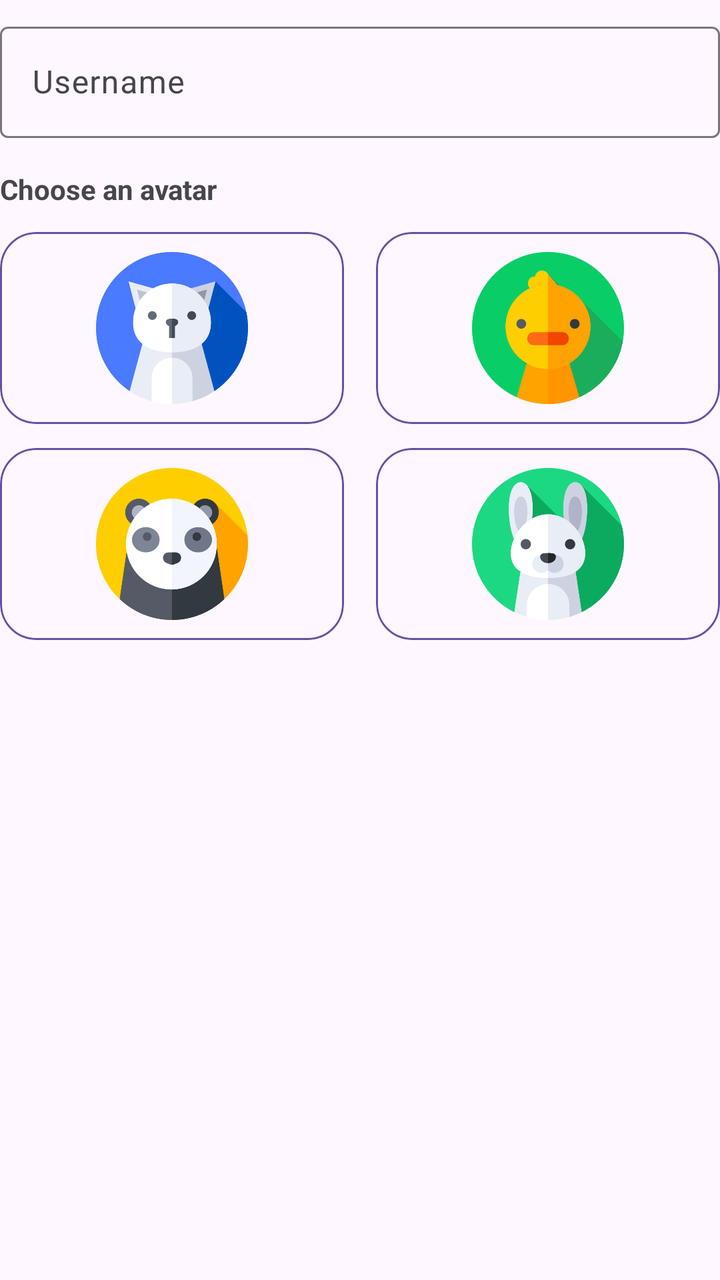
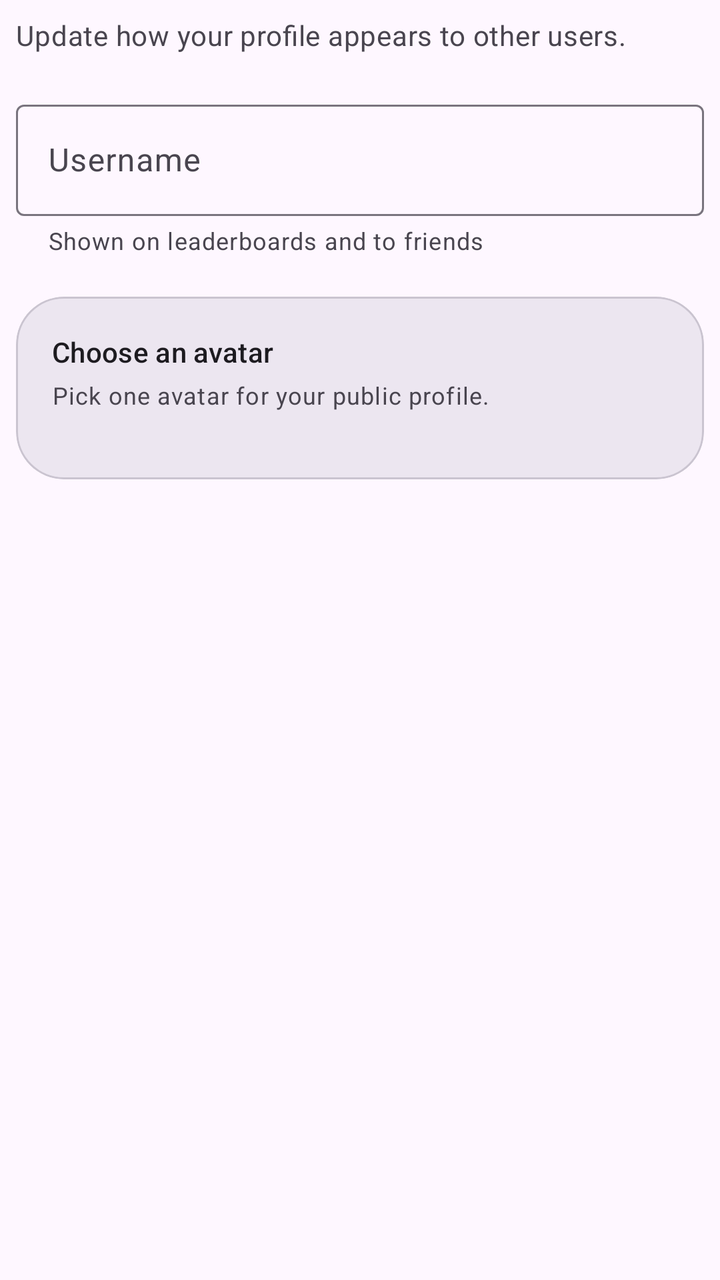

Compare the two renders of this Android layout. The source of the first and the diff that turns it into the second are given below.
<!-- AndroidManifest.xml: application theme Theme.SmartStudyTimer -->
<!-- res/layout/dialog_edit_profile.xml -->
<?xml version="1.0" encoding="utf-8"?>
<ScrollView xmlns:android="http://schemas.android.com/apk/res/android"
    xmlns:app="http://schemas.android.com/apk/res-auto"
    android:layout_width="match_parent"
    android:layout_height="wrap_content">

    <LinearLayout
        android:layout_width="match_parent"
        android:layout_height="wrap_content"
        android:orientation="vertical"
        android:paddingTop="8dp">

        <com.google.android.material.textfield.TextInputLayout
            android:layout_width="match_parent"
            android:layout_height="wrap_content"
            android:hint="Username">

            <com.google.android.material.textfield.TextInputEditText
                android:id="@+id/etDisplayName"
                android:layout_width="match_parent"
                android:layout_height="wrap_content"
                android:inputType="textPersonName"
                android:maxLines="1" />

        </com.google.android.material.textfield.TextInputLayout>

        <TextView
            android:layout_width="wrap_content"
            android:layout_height="wrap_content"
            android:layout_marginTop="16dp"
            android:text="Choose an avatar"
            android:textStyle="bold" />

        <LinearLayout
            android:layout_width="match_parent"
            android:layout_height="wrap_content"
            android:layout_marginTop="12dp"
            android:gravity="center"
            android:orientation="horizontal">

            <com.google.android.material.card.MaterialCardView
                android:id="@+id/cardAvatarCat"
                android:layout_width="0dp"
                android:layout_height="96dp"
                android:layout_marginEnd="8dp"
                android:layout_weight="1"
                app:cardCornerRadius="18dp"
                app:strokeColor="#6750A4">

                <ImageView
                    android:layout_width="match_parent"
                    android:layout_height="match_parent"
                    android:contentDescription="Cat avatar"
                    android:padding="10dp"
                    android:src="@drawable/cat" />

            </com.google.android.material.card.MaterialCardView>

            <com.google.android.material.card.MaterialCardView
                android:id="@+id/cardAvatarChicken"
                android:layout_width="0dp"
                android:layout_height="96dp"
                android:layout_marginStart="8dp"
                android:layout_weight="1"
                app:cardCornerRadius="18dp"
                app:strokeColor="#6750A4">

                <ImageView
                    android:layout_width="match_parent"
                    android:layout_height="match_parent"
                    android:contentDescription="Chicken avatar"
                    android:padding="10dp"
                    android:src="@drawable/chicken" />

            </com.google.android.material.card.MaterialCardView>

        </LinearLayout>

        <LinearLayout
            android:layout_width="match_parent"
            android:layout_height="wrap_content"
            android:layout_marginTop="12dp"
            android:gravity="center"
            android:orientation="horizontal">

            <com.google.android.material.card.MaterialCardView
                android:id="@+id/cardAvatarPanda"
                android:layout_width="0dp"
                android:layout_height="96dp"
                android:layout_marginEnd="8dp"
                android:layout_weight="1"
                app:cardCornerRadius="18dp"
                app:strokeColor="#6750A4">

                <ImageView
                    android:layout_width="match_parent"
                    android:layout_height="match_parent"
                    android:contentDescription="Panda avatar"
                    android:padding="10dp"
                    android:src="@drawable/panda" />

            </com.google.android.material.card.MaterialCardView>

            <com.google.android.material.card.MaterialCardView
                android:id="@+id/cardAvatarRabbit"
                android:layout_width="0dp"
                android:layout_height="96dp"
                android:layout_marginStart="8dp"
                android:layout_weight="1"
                app:cardCornerRadius="18dp"
                app:strokeColor="#6750A4">

                <ImageView
                    android:layout_width="match_parent"
                    android:layout_height="match_parent"
                    android:contentDescription="Rabbit avatar"
                    android:padding="10dp"
                    android:src="@drawable/rabbit" />

            </com.google.android.material.card.MaterialCardView>

        </LinearLayout>

    </LinearLayout>

</ScrollView>
<!-- resources referenced by this layout -->
<resources>
  <!-- drawable cat: png bitmap (drawable, 27032 bytes) -->
  <!-- drawable chicken: png bitmap (drawable, 23217 bytes) -->
  <!-- drawable panda: png bitmap (drawable, 30664 bytes) -->
  <!-- drawable rabbit: png bitmap (drawable, 32718 bytes) -->
  <style name="Theme.SmartStudyTimer" parent="Theme.Material3.DayNight.NoActionBar">
          <item name="android:statusBarColor">@android:color/transparent</item>
          <item name="android:windowLightStatusBar">true</item>
      </style>
</resources>

<!-- the commit's change to res/layout/dialog_edit_profile.xml (unified diff, before → after) -->
@@ -2,18 +2,34 @@
 <ScrollView xmlns:android="http://schemas.android.com/apk/res/android"
     xmlns:app="http://schemas.android.com/apk/res-auto"
     android:layout_width="match_parent"
-    android:layout_height="wrap_content">
+    android:layout_height="wrap_content"
+    android:fillViewport="true"
+    android:scrollbars="none">
 
     <LinearLayout
         android:layout_width="match_parent"
         android:layout_height="wrap_content"
         android:orientation="vertical"
-        android:paddingTop="8dp">
+        android:paddingStart="8dp"
+        android:paddingTop="8dp"
+        android:paddingEnd="8dp"
+        android:paddingBottom="4dp">
+
+        <TextView
+            android:layout_width="match_parent"
+            android:layout_height="wrap_content"
+            android:text="Update how your profile appears to other users."
+            android:textAppearance="?attr/textAppearanceBodyMedium"
+            android:textColor="?attr/colorOnSurfaceVariant" />
 
         <com.google.android.material.textfield.TextInputLayout
             android:layout_width="match_parent"
             android:layout_height="wrap_content"
-            android:hint="Username">
+            android:layout_marginTop="20dp"
+            android:hint="Username"
+            app:boxBackgroundMode="outline"
+            app:endIconMode="clear_text"
+            app:helperText="Shown on leaderboards and to friends">
 
             <com.google.android.material.textfield.TextInputEditText
                 android:id="@+id/etDisplayName"
@@ -24,102 +40,45 @@
 
         </com.google.android.material.textfield.TextInputLayout>
 
-        <TextView
-            android:layout_width="wrap_content"
-            android:layout_height="wrap_content"
-            android:layout_marginTop="16dp"
-            android:text="Choose an avatar"
-            android:textStyle="bold" />
-
-        <LinearLayout
+        <com.google.android.material.card.MaterialCardView
             android:layout_width="match_parent"
             android:layout_height="wrap_content"
-            android:layout_marginTop="12dp"
-            android:gravity="center"
-            android:orientation="horizontal">
+            android:layout_marginTop="20dp"
+            app:cardBackgroundColor="?attr/colorSurfaceContainerHigh"
+            app:cardCornerRadius="24dp"
+            app:strokeColor="?attr/colorOutlineVariant"
+            app:strokeWidth="1dp">
 
-            <com.google.android.material.card.MaterialCardView
-                android:id="@+id/cardAvatarCat"
-                android:layout_width="0dp"
-                android:layout_height="96dp"
-                android:layout_marginEnd="8dp"
-                android:layout_weight="1"
-                app:cardCornerRadius="18dp"
-                app:strokeColor="#6750A4">
+            <LinearLayout
+                android:layout_width="match_parent"
+                android:layout_height="wrap_content"
+                android:orientation="vertical"
+                android:padding="18dp">
 
-                <ImageView
+                <TextView
+                    android:layout_width="wrap_content"
+                    android:layout_height="wrap_content"
+                    android:text="Choose an avatar"
+                    android:textAppearance="?attr/textAppearanceTitleSmall" />
+
+                <TextView
+                    android:layout_width="wrap_content"
+                    android:layout_height="wrap_content"
+                    android:layout_marginTop="4dp"
+                    android:text="Pick one avatar for your public profile."
+                    android:textAppearance="?attr/textAppearanceBodySmall"
+                    android:textColor="?attr/colorOnSurfaceVariant" />
+
+                <LinearLayout
+                    android:id="@+id/containerAvatarOptions"
                     android:layout_width="match_parent"
-                    android:layout_height="match_parent"
-                    android:contentDescription="Cat avatar"
-                    android:padding="10dp"
-                    android:src="@drawable/cat" />
+                    android:layout_height="wrap_content"
+                    android:layout_marginTop="16dp"
+                    android:orientation="vertical" />
 
-            </com.google.android.material.card.MaterialCardView>
+            </LinearLayout>
 
-            <com.google.android.material.card.MaterialCardView
-                android:id="@+id/cardAvatarChicken"
-                android:layout_width="0dp"
-                android:layout_height="96dp"
-                android:layout_marginStart="8dp"
-                android:layout_weight="1"
-                app:cardCornerRadius="18dp"
-                app:strokeColor="#6750A4">
-
-                <ImageView
-                    android:layout_width="match_parent"
-                    android:layout_height="match_parent"
-                    android:contentDescription="Chicken avatar"
-                    android:padding="10dp"
-                    android:src="@drawable/chicken" />
-
-            </com.google.android.material.card.MaterialCardView>
-
-        </LinearLayout>
-
-        <LinearLayout
-            android:layout_width="match_parent"
-            android:layout_height="wrap_content"
-            android:layout_marginTop="12dp"
-            android:gravity="center"
-            android:orientation="horizontal">
-
-            <com.google.android.material.card.MaterialCardView
-                android:id="@+id/cardAvatarPanda"
-                android:layout_width="0dp"
-                android:layout_height="96dp"
-                android:layout_marginEnd="8dp"
-                android:layout_weight="1"
-                app:cardCornerRadius="18dp"
-                app:strokeColor="#6750A4">
-
-                <ImageView
-                    android:layout_width="match_parent"
-                    android:layout_height="match_parent"
-                    android:contentDescription="Panda avatar"
-                    android:padding="10dp"
-                    android:src="@drawable/panda" />
-
-            </com.google.android.material.card.MaterialCardView>
-
-            <com.google.android.material.card.MaterialCardView
-                android:id="@+id/cardAvatarRabbit"
-                android:layout_width="0dp"
-                android:layout_height="96dp"
-                android:layout_marginStart="8dp"
-                android:layout_weight="1"
-                app:cardCornerRadius="18dp"
-                app:strokeColor="#6750A4">
-
-                <ImageView
-                    android:layout_width="match_parent"
-                    android:layout_height="match_parent"
-                    android:contentDescription="Rabbit avatar"
-                    android:padding="10dp"
-                    android:src="@drawable/rabbit" />
-
-            </com.google.android.material.card.MaterialCardView>
-
-        </LinearLayout>
+        </com.google.android.material.card.MaterialCardView>
 
     </LinearLayout>
 
<!-- resource entries referenced after the edit -->
@@ -1,9 +1,5 @@
 <!-- resources referenced by this layout -->
 <resources>
-  <!-- drawable cat: png bitmap (drawable, 27032 bytes) -->
-  <!-- drawable chicken: png bitmap (drawable, 23217 bytes) -->
-  <!-- drawable panda: png bitmap (drawable, 30664 bytes) -->
-  <!-- drawable rabbit: png bitmap (drawable, 32718 bytes) -->
   <style name="Theme.SmartStudyTimer" parent="Theme.Material3.DayNight.NoActionBar">
           <item name="android:statusBarColor">@android:color/transparent</item>
           <item name="android:windowLightStatusBar">true</item>
